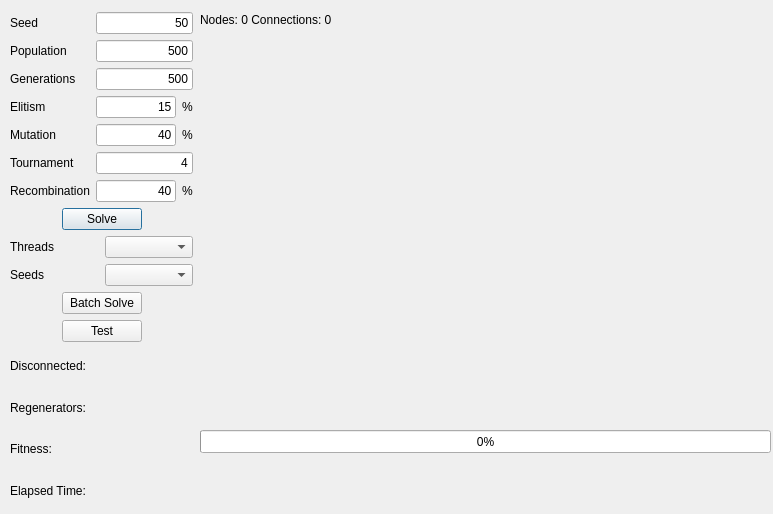
xQsme/RLP_Qt, file geneticdialog.ui: the form before one commit.
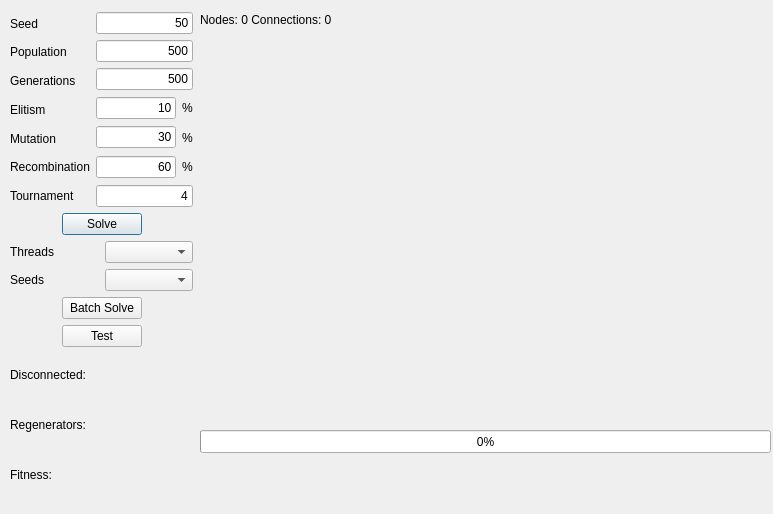
The form after the commit.

Commit message: form values

```diff
--- a/geneticdialog.ui
+++ b/geneticdialog.ui
@@ -60,7 +60,7 @@
      <x>10</x>
      <y>12</y>
      <width>183</width>
-     <height>496</height>
+     <height>535</height>
     </rect>
    </property>
    <layout class="QVBoxLayout" name="verticalLayout_4">
@@ -118,16 +118,6 @@
           </property>
          </widget>
         </item>
-        <item>
-         <widget class="QLabel" name="label_8">
-          <property name="text">
-           <string>Tournament</string>
-          </property>
-          <property name="buddy">
-           <cstring>lineEditMutation</cstring>
-          </property>
-         </widget>
-        </item>
         <item>
          <widget class="QLabel" name="label_11">
           <property name="text">
@@ -138,6 +128,16 @@
           </property>
          </widget>
         </item>
+        <item>
+         <widget class="QLabel" name="label_8">
+          <property name="text">
+           <string>Tournament</string>
+          </property>
+          <property name="buddy">
+           <cstring>lineEditMutation</cstring>
+          </property>
+         </widget>
+        </item>
        </layout>
       </item>
       <item>
@@ -180,7 +180,7 @@
           <item>
            <widget class="QLineEdit" name="lineEditElitism">
             <property name="text">
-             <string>15</string>
+             <string>10</string>
             </property>
             <property name="alignment">
              <set>Qt::AlignRight|Qt::AlignTrailing|Qt::AlignVCenter</set>
@@ -201,7 +201,7 @@
           <item>
            <widget class="QLineEdit" name="lineEditMutation">
             <property name="text">
-             <string>40</string>
+             <string>30</string>
             </property>
             <property name="alignment">
              <set>Qt::AlignRight|Qt::AlignTrailing|Qt::AlignVCenter</set>
@@ -217,22 +217,12 @@
           </item>
          </layout>
         </item>
-        <item>
-         <widget class="QLineEdit" name="lineEditTournament">
-          <property name="text">
-           <string>4</string>
-          </property>
-          <property name="alignment">
-           <set>Qt::AlignRight|Qt::AlignTrailing|Qt::AlignVCenter</set>
-          </property>
-         </widget>
-        </item>
         <item>
          <layout class="QHBoxLayout" name="horizontalLayout_9">
           <item>
            <widget class="QLineEdit" name="lineEditRecombination">
             <property name="text">
-             <string>40</string>
+             <string>60</string>
             </property>
             <property name="alignment">
              <set>Qt::AlignRight|Qt::AlignTrailing|Qt::AlignVCenter</set>
@@ -248,6 +238,16 @@
           </item>
          </layout>
         </item>
+        <item>
+         <widget class="QLineEdit" name="lineEditTournament">
+          <property name="text">
+           <string>4</string>
+          </property>
+          <property name="alignment">
+           <set>Qt::AlignRight|Qt::AlignTrailing|Qt::AlignVCenter</set>
+          </property>
+         </widget>
+        </item>
        </layout>
       </item>
      </layout>
```
The commit also changes 3 other files.
